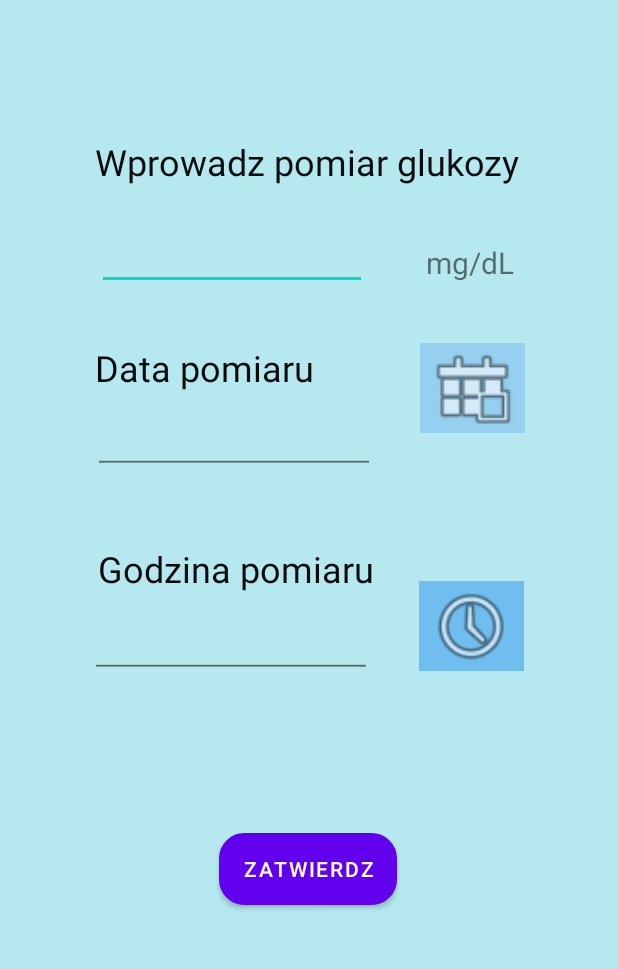
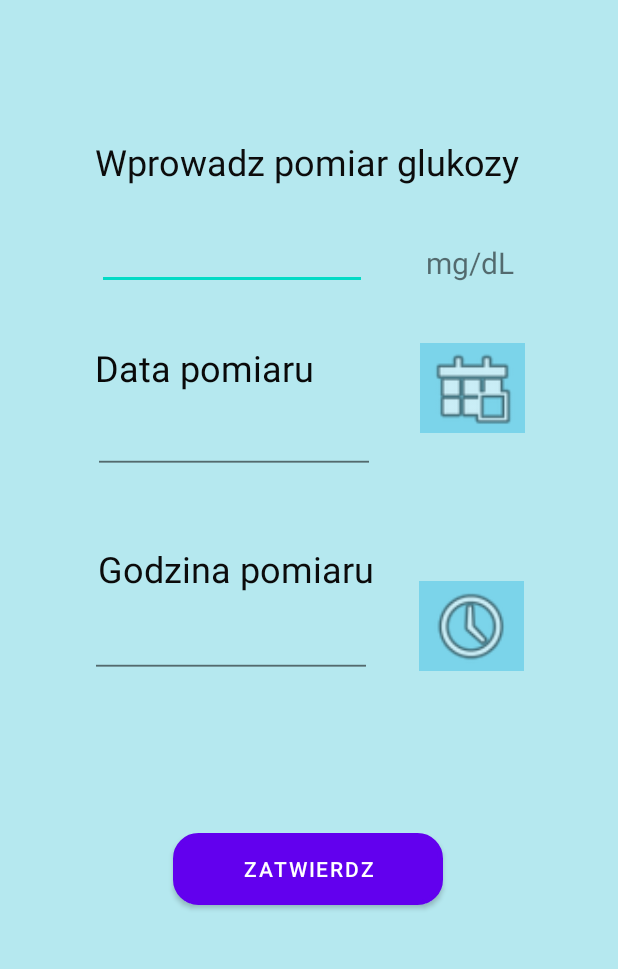
Before and after one commit to paulinaduras/DailyGlucose, an Android app: the EkranNowyGlukoza screen opened directly, with no data from a screen before it, on a phone screen of 412 x 824 dp, the part 113-1082 px from its top. Run offline under Robolectric (Android 15) with nearby library versions, the phone set to English and light mode, and no system bars; our stand-ins replace Firebase (no records; nobody signed in at launch, a user with empty details on screens opened directly); 2 statements that could not run were skipped.

```diff
--- a/app/src/main/res/layout/activity_ekran_nowy_glukoza.xml
+++ b/app/src/main/res/layout/activity_ekran_nowy_glukoza.xml
@@ -56,7 +56,7 @@
 
     <Button
         android:id="@+id/btnNowyGlukoza1"
-        android:layout_width="wrap_content"
+        android:layout_width="180dp"
         android:layout_height="wrap_content"
         android:layout_marginBottom="145dp"
         android:background="@drawable/roundestyle"
@@ -158,7 +158,7 @@
         android:layout_marginStart="31dp"
         android:layout_marginTop="40dp"
         android:layout_marginEnd="60dp"
-        android:background="#A185C1F1"
+        android:background="#E174D2EA"
         app:layout_constraintEnd_toEndOf="parent"
         app:layout_constraintStart_toEndOf="@+id/tvNowyGlukozaData"
         app:layout_constraintTop_toBottomOf="@+id/textNowyGlukoza5"
@@ -169,7 +169,7 @@
         android:layout_width="70dp"
         android:layout_height="60dp"
         android:layout_marginBottom="70dp"
-        android:background="#A14AA6EF"
+        android:background="#E174D2EA"
         app:layout_constraintBottom_toTopOf="@+id/btnNowyGlukoza1"
         app:layout_constraintEnd_toEndOf="parent"
         app:layout_constraintHorizontal_bias="0.36"
--- a/app/src/main/res/layout/activity_ekran_nowy_insulina.xml
+++ b/app/src/main/res/layout/activity_ekran_nowy_insulina.xml
@@ -39,7 +39,7 @@
         android:layout_marginStart="33dp"
         android:layout_marginTop="56dp"
         android:layout_marginEnd="60dp"
-        android:background="#A14AA6EF"
+        android:background="#E174D2EA"
         app:layout_constraintEnd_toEndOf="parent"
         app:layout_constraintHorizontal_bias="0.0"
         app:layout_constraintStart_toEndOf="@+id/tvNowyInsulinaData"
@@ -51,7 +51,7 @@
         android:layout_width="70dp"
         android:layout_height="60dp"
         android:layout_marginEnd="60dp"
-        android:background="#A14AA6EF"
+        android:background="#E174D2EA"
         app:layout_constraintBottom_toTopOf="@+id/btnNowyInsulina1"
         app:layout_constraintEnd_toEndOf="parent"
         app:layout_constraintHorizontal_bias="1.0"
@@ -62,7 +62,7 @@
 
     <Button
         android:id="@+id/btnNowyInsulina1"
-        android:layout_width="wrap_content"
+        android:layout_width="180dp"
         android:layout_height="wrap_content"
         android:layout_marginBottom="130dp"
         android:background="@drawable/roundestyle"
```
